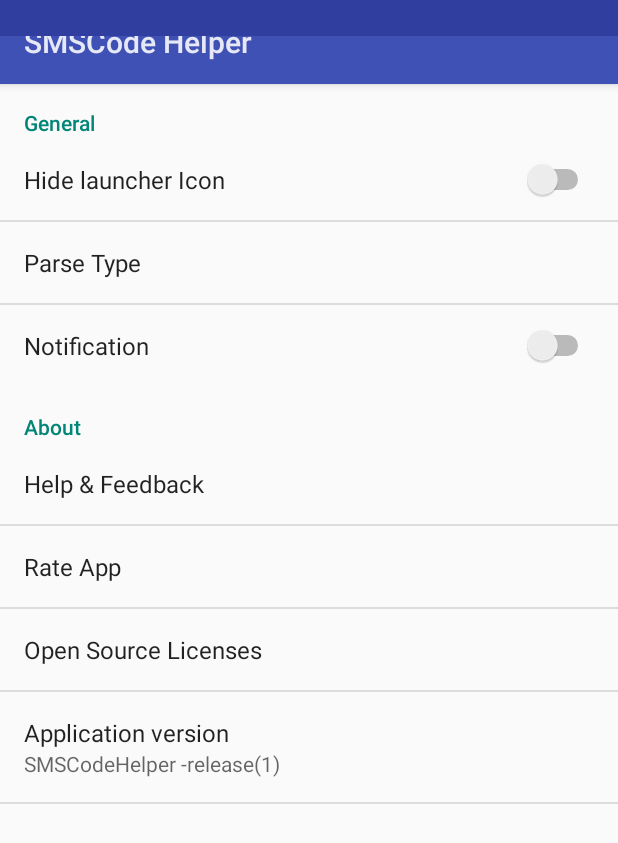
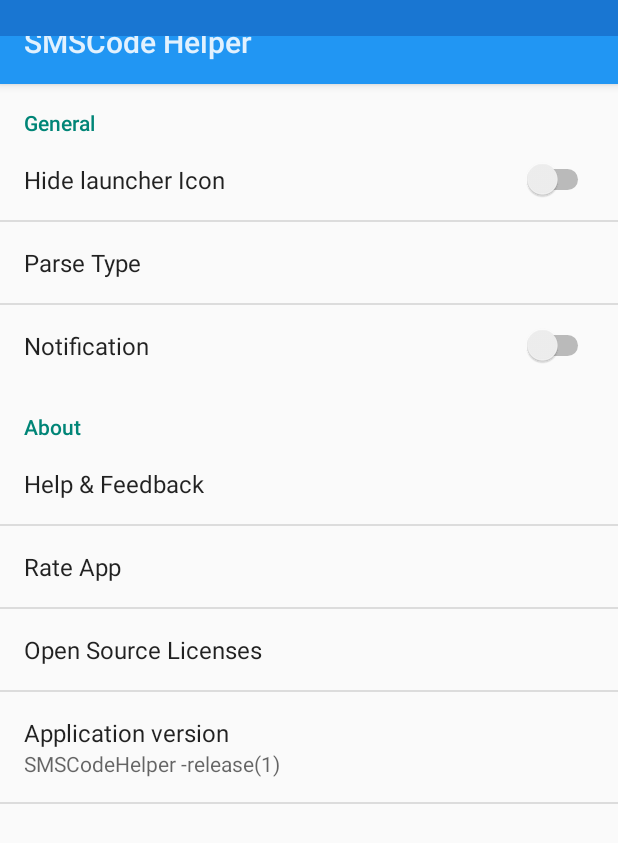
Before and after one commit to RikkaW/SmsCodeHelper, an Android app: the screen it shows after launch (MainPreferences), on a phone screen of 412 x 824 dp. Shown: the top 843 px of the screen. Run offline under Robolectric (Android 15) with nearby library versions, the phone set to English and light mode, and no system bars.

Commit message:
add Screener

```diff
--- a/app/src/main/AndroidManifest.xml
+++ b/app/src/main/AndroidManifest.xml
@@ -12,8 +12,7 @@
         android:theme="@style/AppTheme"
         android:supportsRtl="true">
         <activity android:name=".MainPreferences"
-            android:label="@string/title"
-            android:excludeFromRecents="true">
+            android:label="@string/title">
             <intent-filter>
                 <action android:name="android.intent.action.MAIN" />
                 <category android:name="android.intent.category.LAUNCHER" />
--- a/app/src/main/res/values/colors.xml
+++ b/app/src/main/res/values/colors.xml
@@ -1,8 +1,13 @@
 <?xml version="1.0" encoding="utf-8"?>
 <resources>
-    <color name="colorPrimary">#3F51B5</color>
-    <color name="colorPrimaryDark">#303F9F</color>
+    <color name="colorPrimary">#2196F3</color>
+    <color name="colorPrimaryDark">#1976D2</color>
+    <color name="colorPrimaryLight">#BBDEFB</color>
     <color name="colorAccent">#FF4081</color>
+
+    <color name="textPrimary">#212121</color>
+    <color name="secondaryPrimary">#727272</color>
+    <color name="divider">#B6B6B6</color>
 
     <color name="card_background">#ffffff</color>
     <color name="card_shadow">#10000000</color>
--- a/app/src/main/res/xml/preferences.xml
+++ b/app/src/main/res/xml/preferences.xml
@@ -20,14 +20,14 @@
             android:title="@string/preference_application_help_feedback_title">
             <intent
                 android:action="android.intent.action.VIEW"
-                android:data="market://details?id=rikka.smscodehelper">
+                android:data="market://details?id=me.gitai.smscodehelper">
             </intent>
         </Preference>
         <Preference
             android:title="@string/preference_application_rate_app_title">
             <intent
                 android:action="android.intent.action.VIEW"
-                android:data="market://details?id=rikka.smscodehelper">
+                android:data="market://details?id=me.gitai.smscodehelper">
             </intent>
         </Preference>
         <me.gitai.library.widget.LicensePreference
```
Also changed, not shown: 9 other files.
